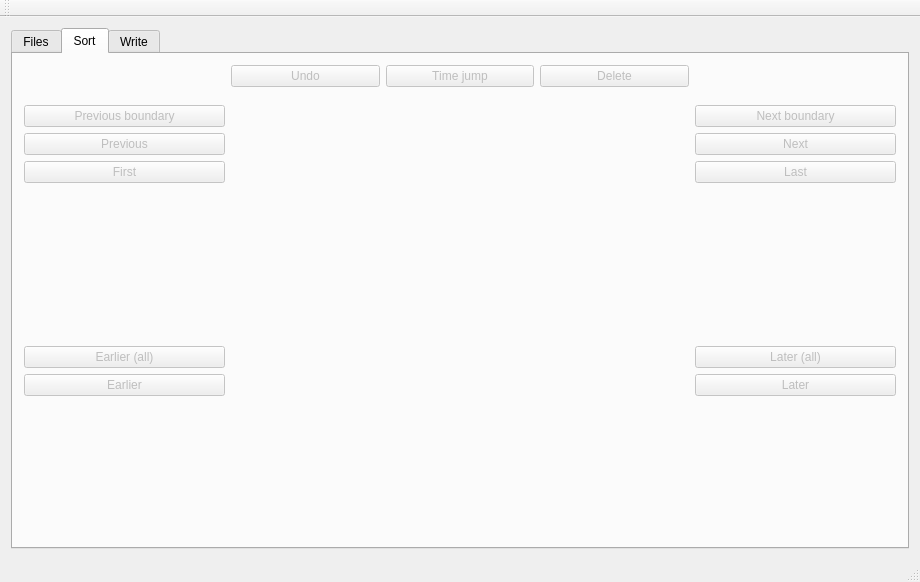
tdegeus/chroto, file src/mainwindow.ui: the form before one commit.
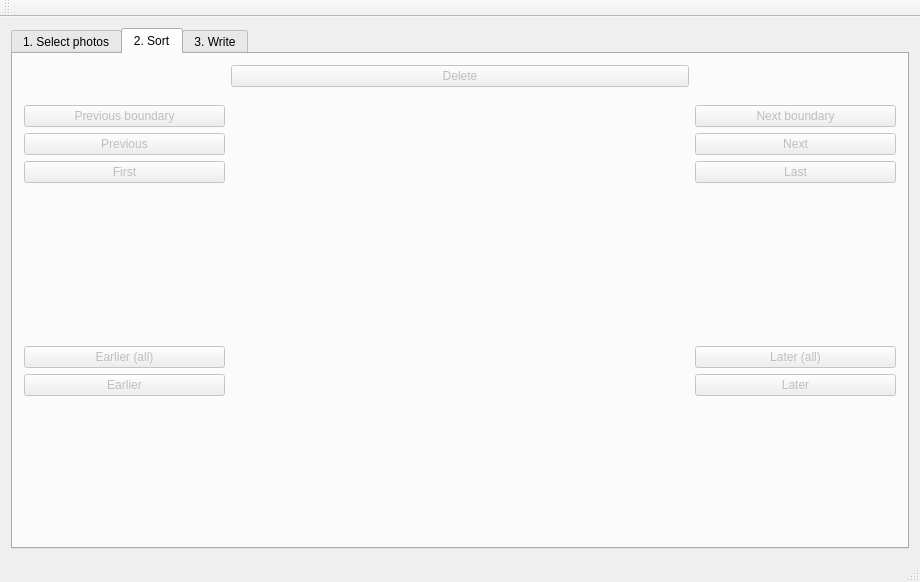
The form after the commit. The open tabs and pages were chosen to show the change.

Diff of the .ui file:
```diff
--- a/src/mainwindow.ui
+++ b/src/mainwindow.ui
@@ -22,7 +22,7 @@
       </property>
       <widget class="QWidget" name="tab_files">
        <attribute name="title">
-        <string>Files</string>
+        <string>1. Select photos</string>
        </attribute>
        <layout class="QHBoxLayout" name="horizontalLayout_2">
         <item>
@@ -163,7 +163,7 @@
       </widget>
       <widget class="QWidget" name="tab_sort">
        <attribute name="title">
-        <string>Sort</string>
+        <string>2. Sort</string>
        </attribute>
        <layout class="QHBoxLayout" name="horizontalLayout_4">
         <item>
@@ -272,26 +272,6 @@
          <layout class="QVBoxLayout" name="verticalLayout_3">
           <item>
            <layout class="QHBoxLayout" name="horizontalLayout_3">
-            <item>
-             <widget class="QPushButton" name="undo_pushButton">
-              <property name="enabled">
-               <bool>false</bool>
-              </property>
-              <property name="text">
-               <string>Undo</string>
-              </property>
-             </widget>
-            </item>
-            <item>
-             <widget class="QPushButton" name="jump_pushButton">
-              <property name="enabled">
-               <bool>false</bool>
-              </property>
-              <property name="text">
-               <string>Time jump</string>
-              </property>
-             </widget>
-            </item>
             <item>
              <widget class="QPushButton" name="del_pushButton">
               <property name="enabled">
@@ -425,7 +405,7 @@
       </widget>
       <widget class="QWidget" name="tab_write">
        <attribute name="title">
-        <string>Write</string>
+        <string>3. Write</string>
        </attribute>
        <layout class="QVBoxLayout" name="verticalLayout_6">
         <item>
```
Left out of the diff: 164 changed lines with no effect on the pictures.
